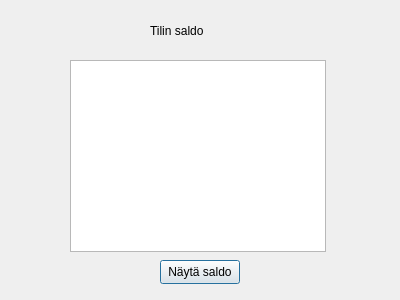
First picture: the form in bank-automat/balance.ui, repository t3roja/ATM, before the edit.
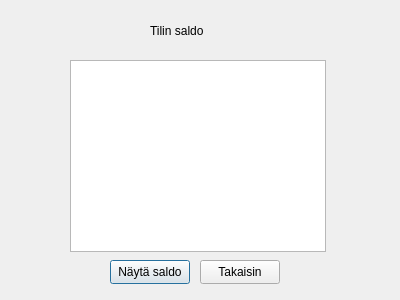
Second picture: the form after the edit.

The edit to the form file:
```diff
--- a/bank-automat/balance.ui
+++ b/bank-automat/balance.ui
@@ -39,7 +39,7 @@
   <widget class="QPushButton" name="showBalanceButton">
    <property name="geometry">
     <rect>
-     <x>160</x>
+     <x>110</x>
      <y>260</y>
      <width>80</width>
      <height>24</height>
@@ -49,6 +49,19 @@
     <string>Näytä saldo</string>
    </property>
   </widget>
+  <widget class="QPushButton" name="btnReturn">
+   <property name="geometry">
+    <rect>
+     <x>200</x>
+     <y>260</y>
+     <width>80</width>
+     <height>24</height>
+    </rect>
+   </property>
+   <property name="text">
+    <string>Takaisin</string>
+   </property>
+  </widget>
  </widget>
  <resources/>
  <connections/>
```
